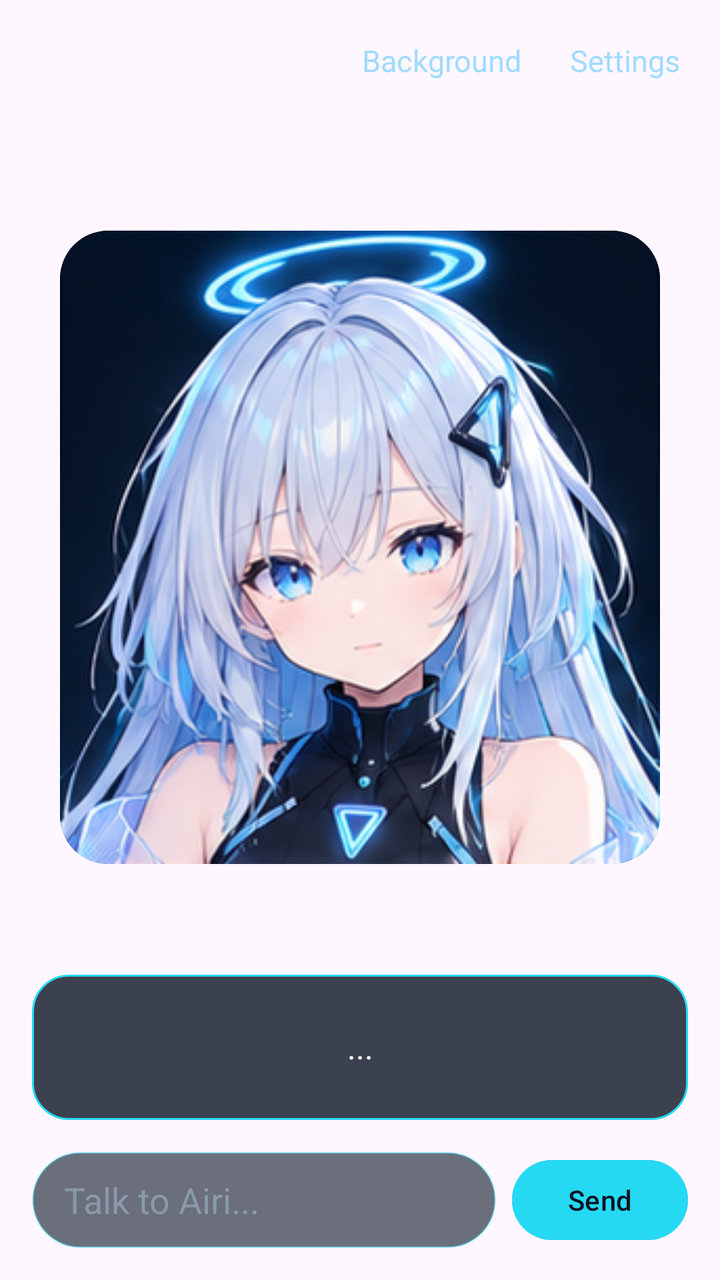
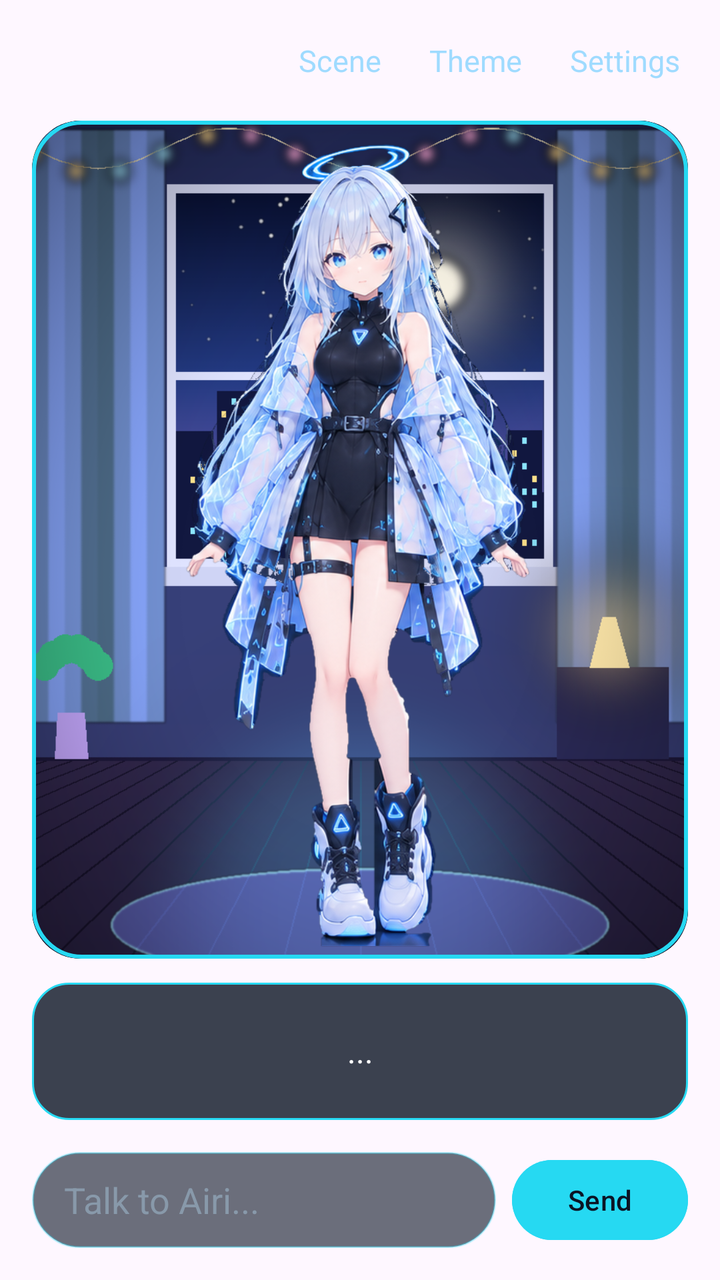

Compare the two renders of this Android layout. The source of the first and the diff that turns it into the second are given below.
<!-- AndroidManifest.xml: application theme Theme.Airi -->
<!-- res/layout/activity_main.xml -->
<?xml version="1.0" encoding="utf-8"?>
<LinearLayout xmlns:android="http://schemas.android.com/apk/res/android"
    android:id="@+id/main"
    android:layout_width="match_parent"
    android:layout_height="match_parent"
    android:orientation="vertical">

    <LinearLayout
        android:layout_width="match_parent"
        android:layout_height="wrap_content"
        android:gravity="end"
        android:orientation="horizontal"
        android:padding="8dp">

        <TextView
            android:id="@+id/btnBackground"
            android:layout_width="wrap_content"
            android:layout_height="wrap_content"
            android:clickable="true"
            android:focusable="true"
            android:padding="12dp"
            android:text="Background"
            android:textColor="#9FDBFF"
            android:textSize="15sp" />

        <TextView
            android:id="@+id/btnSettings"
            android:layout_width="wrap_content"
            android:layout_height="wrap_content"
            android:clickable="true"
            android:focusable="true"
            android:padding="12dp"
            android:text="Settings"
            android:textColor="#9FDBFF"
            android:textSize="15sp" />
    </LinearLayout>

    <FrameLayout
        android:layout_width="match_parent"
        android:layout_height="0dp"
        android:layout_weight="1">

        <ImageView
            android:id="@+id/imgAiri"
            android:layout_width="300dp"
            android:layout_height="wrap_content"
            android:layout_gravity="center"
            android:adjustViewBounds="true"
            android:background="@drawable/card_bg"
            android:clipToOutline="true"
            android:foreground="@drawable/card_stroke"
            android:scaleType="fitCenter"
            android:src="@drawable/airi_neutral" />
    </FrameLayout>

    <TextView
        android:id="@+id/txtBubble"
        android:layout_width="match_parent"
        android:layout_height="wrap_content"
        android:layout_marginStart="16dp"
        android:layout_marginEnd="16dp"
        android:background="@drawable/bubble_bg"
        android:gravity="center"
        android:minLines="2"
        android:padding="16dp"
        android:text="..."
        android:textColor="#FFFFFF"
        android:textSize="16sp" />

    <LinearLayout
        android:layout_width="match_parent"
        android:layout_height="wrap_content"
        android:gravity="center_vertical"
        android:orientation="horizontal"
        android:padding="16dp">

        <EditText
            android:id="@+id/etMessage"
            android:layout_width="0dp"
            android:layout_height="48dp"
            android:layout_weight="1"
            android:background="@drawable/input_bg"
            android:hint="Talk to Airi..."
            android:imeOptions="actionSend"
            android:inputType="text"
            android:maxLines="1"
            android:paddingStart="16dp"
            android:paddingEnd="16dp"
            android:textColor="#FFFFFF"
            android:textColorHint="#8899AA" />

        <Button
            android:id="@+id/btnSend"
            android:layout_width="wrap_content"
            android:layout_height="48dp"
            android:layout_marginStart="8dp"
            android:backgroundTint="#26D9F2"
            android:text="Send"
            android:textColor="#0B1424" />
    </LinearLayout>

</LinearLayout>
<!-- resources referenced by this layout -->
<resources>
  <!-- drawable airi_neutral: png bitmap (drawable, 150432 bytes) -->
  <!-- drawable bubble_bg (drawable) -->
  <?xml version="1.0" encoding="utf-8"?>
  <shape xmlns:android="http://schemas.android.com/apk/res/android" android:shape="rectangle">
      <solid android:color="#CC0B1424" />
      <stroke android:width="1dp" android:color="#26D9F2" />
      <corners android:radius="18dp" />
  </shape>
  <!-- drawable card_bg (drawable) -->
  <?xml version="1.0" encoding="utf-8"?>
  <shape xmlns:android="http://schemas.android.com/apk/res/android" android:shape="rectangle">
      <solid android:color="#0B1424" />
      <corners android:radius="24dp" />
  </shape>
  <!-- drawable card_stroke (drawable) -->
  <?xml version="1.0" encoding="utf-8"?>
  <shape xmlns:android="http://schemas.android.com/apk/res/android" android:shape="rectangle">
      <stroke android:width="2dp" android:color="#26D9F2" />
      <corners android:radius="24dp" />
  </shape>
  <!-- drawable input_bg (drawable) -->
  <?xml version="1.0" encoding="utf-8"?>
  <shape xmlns:android="http://schemas.android.com/apk/res/android" android:shape="rectangle">
      <solid android:color="#990B1424" />
      <stroke android:width="1dp" android:color="#5526D9F2" />
      <corners android:radius="24dp" />
  </shape>
  <style name="Theme.Airi" parent="Base.Theme.Airi" />
  <style name="Base.Theme.Airi" parent="Theme.Material3.DayNight.NoActionBar">
          
          
      </style>
</resources>

<!-- the commit's change to res/layout/activity_main.xml (unified diff, before → after) -->
@@ -13,13 +13,24 @@
         android:padding="8dp">
 
         <TextView
+            android:id="@+id/btnScene"
+            android:layout_width="wrap_content"
+            android:layout_height="wrap_content"
+            android:clickable="true"
+            android:focusable="true"
+            android:padding="12dp"
+            android:text="Scene"
+            android:textColor="#9FDBFF"
+            android:textSize="15sp" />
+
+        <TextView
             android:id="@+id/btnBackground"
             android:layout_width="wrap_content"
             android:layout_height="wrap_content"
             android:clickable="true"
             android:focusable="true"
             android:padding="12dp"
-            android:text="Background"
+            android:text="Theme"
             android:textColor="#9FDBFF"
             android:textSize="15sp" />
 
@@ -36,21 +47,32 @@
     </LinearLayout>
 
     <FrameLayout
+        android:id="@+id/sceneCard"
         android:layout_width="match_parent"
         android:layout_height="0dp"
-        android:layout_weight="1">
+        android:layout_weight="1"
+        android:layout_marginStart="16dp"
+        android:layout_marginEnd="16dp"
+        android:layout_marginBottom="12dp"
+        android:background="@drawable/card_bg"
+        android:clipToOutline="true"
+        android:foreground="@drawable/card_stroke">
+
+        <ImageView
+            android:id="@+id/imgScene"
+            android:layout_width="match_parent"
+            android:layout_height="match_parent"
+            android:scaleType="centerCrop"
+            android:src="@drawable/bg_room" />
 
         <ImageView
             android:id="@+id/imgAiri"
-            android:layout_width="300dp"
-            android:layout_height="wrap_content"
-            android:layout_gravity="center"
+            android:layout_width="wrap_content"
+            android:layout_height="match_parent"
+            android:layout_gravity="bottom|center_horizontal"
             android:adjustViewBounds="true"
-            android:background="@drawable/card_bg"
-            android:clipToOutline="true"
-            android:foreground="@drawable/card_stroke"
             android:scaleType="fitCenter"
-            android:src="@drawable/airi_neutral" />
+            android:src="@drawable/airi_full_neutral" />
     </FrameLayout>
 
     <TextView
@@ -62,7 +84,7 @@
         android:background="@drawable/bubble_bg"
         android:gravity="center"
         android:minLines="2"
-        android:padding="16dp"
+        android:padding="14dp"
         android:text="..."
         android:textColor="#FFFFFF"
         android:textSize="16sp" />
<!-- resource entries referenced after the edit -->
@@ -1,6 +1,7 @@
 <!-- resources referenced by this layout -->
 <resources>
-  <!-- drawable airi_neutral: png bitmap (drawable, 150432 bytes) -->
+  <!-- drawable airi_full_neutral: png bitmap (drawable, 426958 bytes) -->
+  <!-- drawable bg_room: png bitmap (drawable, 230587 bytes) -->
   <!-- drawable bubble_bg (drawable) -->
   <?xml version="1.0" encoding="utf-8"?>
   <shape xmlns:android="http://schemas.android.com/apk/res/android" android:shape="rectangle">
